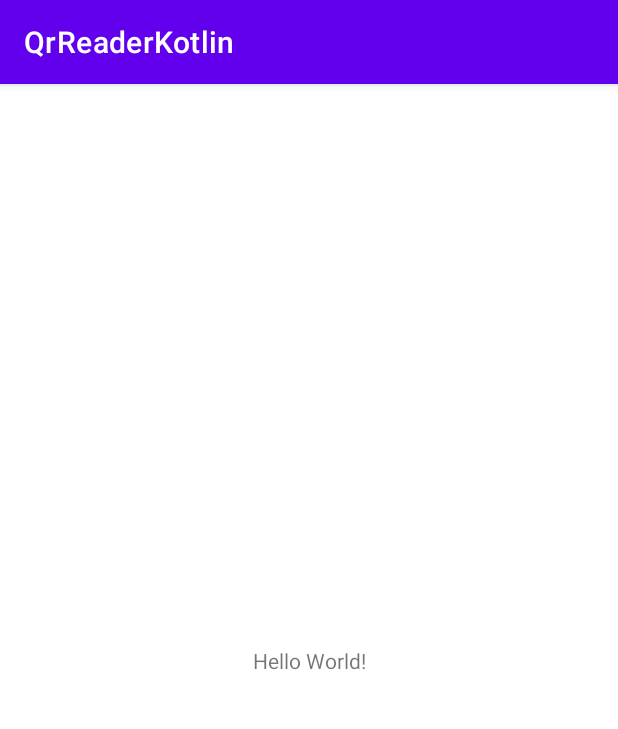
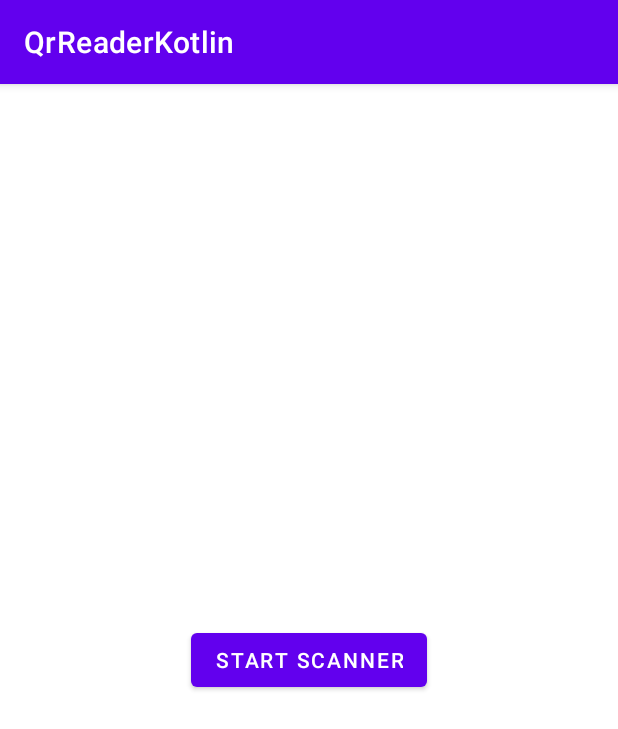
Before and after one commit to josrangel/QrReaderKotlin, an Android app: the screen it shows after launch (MainActivity), on a phone screen of 412 x 824 dp. Shown: the top 729 px of the screen. Run offline under Robolectric (Android 15) with nearby library versions, the phone set to English and light mode, and no system bars.

Commit message:
update activity_main

```diff
--- a/app/src/main/res/layout/activity_main.xml
+++ b/app/src/main/res/layout/activity_main.xml
@@ -6,10 +6,11 @@
     android:layout_height="match_parent"
     tools:context=".MainActivity">
 
-    <TextView
+    <Button
+        android:id="@+id/btn_start_scanner"
         android:layout_width="wrap_content"
         android:layout_height="wrap_content"
-        android:text="Hello World!"
+        android:text="@string/start_scanner"
         app:layout_constraintBottom_toBottomOf="parent"
         app:layout_constraintLeft_toLeftOf="parent"
         app:layout_constraintRight_toRightOf="parent"
```
